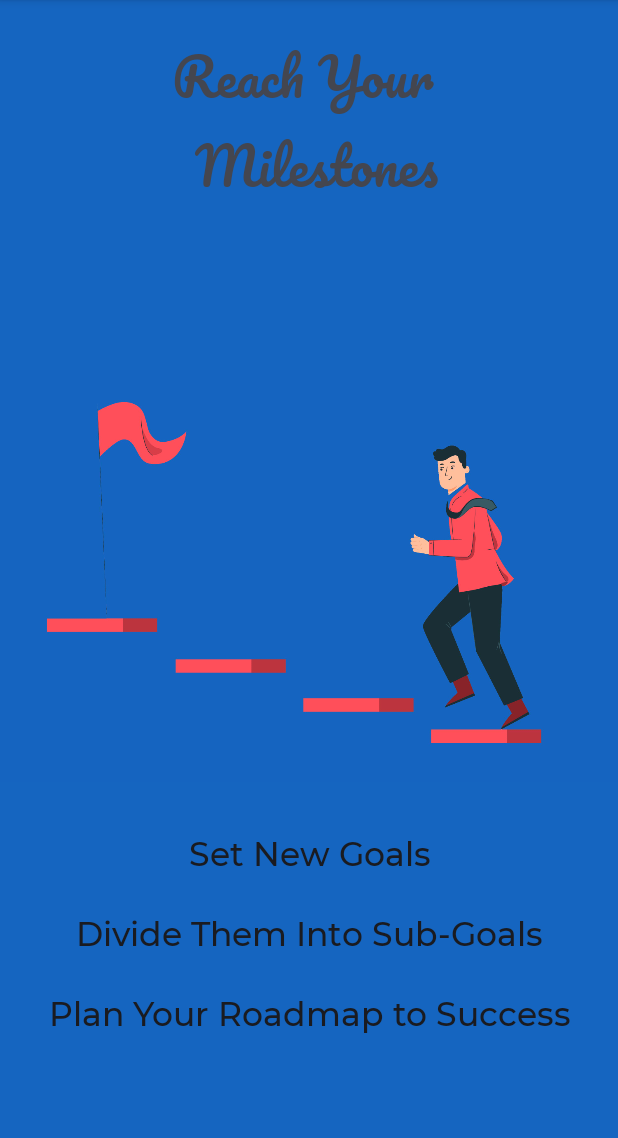
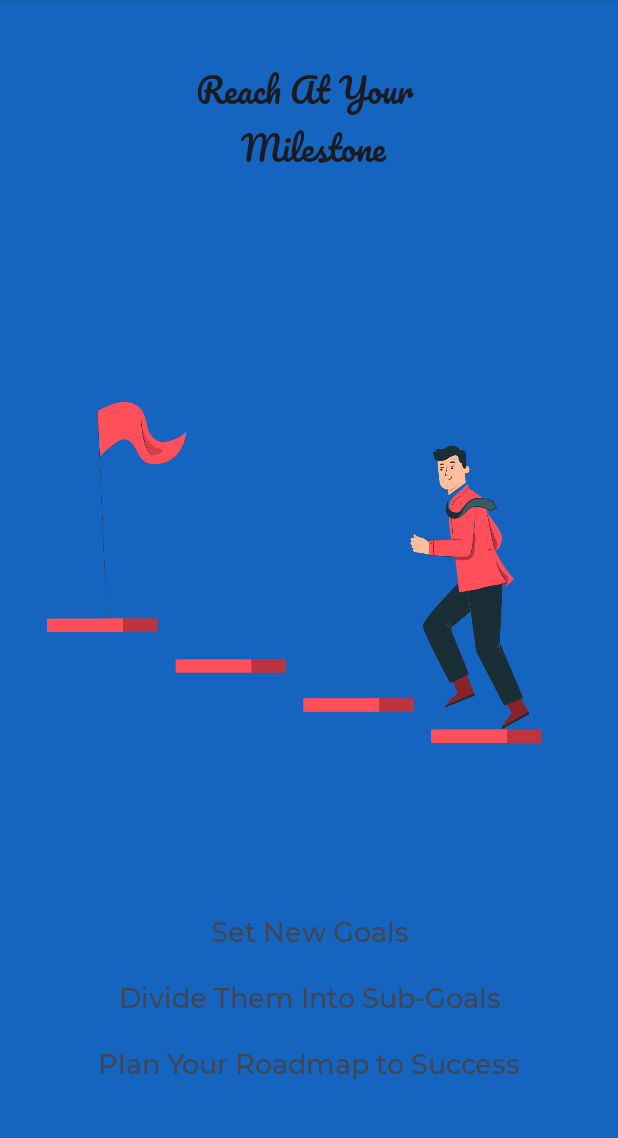
Before and after one commit to coder2699/Dare2Change, an Android app: the fragment GoalsIntroFragment shown on its own in the app's theme, on a phone screen of 412 x 824 dp, the part 84-1222 px from its top. Run offline under Robolectric (Android 15) with nearby library versions, the phone set to English and light mode, and no system bars.

Commit message:
Enhanced View Pager

```diff
--- a/app/src/main/res/layout/fragment_goals_intro.xml
+++ b/app/src/main/res/layout/fragment_goals_intro.xml
@@ -16,8 +16,8 @@
         android:layout_marginBottom="67dp"
         android:fontFamily="@font/pacifico"
         android:gravity="center"
-        android:text="Reach Your \n Milestones"
-        android:textAppearance="@style/TextAppearance.AppCompat.Display1"
+        android:text="Reach At Your \n Milestone"
+        android:textAppearance="@style/TextAppearance.AppCompat.Large"
         app:layout_constraintBottom_toTopOf="@+id/imageView4"
         app:layout_constraintEnd_toEndOf="parent"
         app:layout_constraintHorizontal_bias="0.0"
@@ -39,15 +39,13 @@
         android:id="@+id/textView12"
         android:layout_width="match_parent"
         android:layout_height="wrap_content"
-        android:layout_marginTop="30dp"
-        android:layout_marginBottom="138dp"
+        android:layout_marginBottom="22dp"
         android:fontFamily="@font/montserrat_medium"
         android:gravity="center"
         android:text="Set New Goals\n\nDivide Them Into Sub-Goals\n\nPlan Your Roadmap to Success"
-        android:textAppearance="@style/TextAppearance.AppCompat.Large"
+        android:textAppearance="@style/TextAppearance.AppCompat.Medium"
         app:layout_constraintBottom_toBottomOf="parent"
         app:layout_constraintEnd_toEndOf="parent"
-        app:layout_constraintHorizontal_bias="0.5"
         app:layout_constraintStart_toStartOf="parent"
         app:layout_constraintTop_toBottomOf="@+id/imageView4" />
 </androidx.constraintlayout.widget.ConstraintLayout>
```
Also changed, not shown: app/src/main/res/layout/fragment_app_intro.xml (+5 -5 lines), app/src/main/res/layout/fragment_bucket_intro.xml (+3 -4 lines), app/src/main/res/layout/fragment_tips_intro.xml (+5 -4 lines), app/src/main/java/com/example/inout2020_aimers/ui/auth/AuthOptionsFragment.kt (line endings or trailing spaces).
